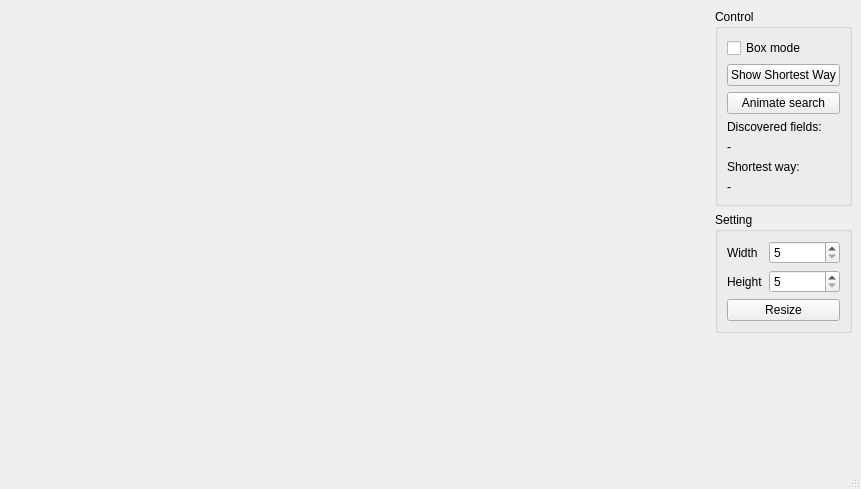
Boldeee/Nagybeadando_uj, file ProjectMunka/mainwindow.ui: the form before one commit.
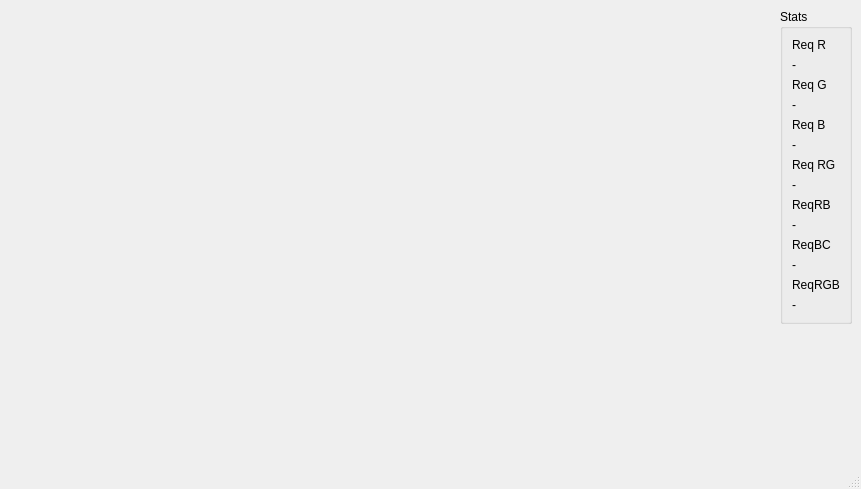
The form after the commit.

What changed in the file:
```diff
--- a/ProjectMunka/mainwindow.ui
+++ b/ProjectMunka/mainwindow.ui
@@ -83,34 +83,13 @@
       <item>
        <widget class="QGroupBox" name="groupBox">
         <property name="title">
-         <string>Control</string>
+         <string>Stats</string>
         </property>
         <layout class="QVBoxLayout" name="verticalLayout">
-         <item>
-          <widget class="QCheckBox" name="lineMode">
-           <property name="text">
-            <string>Box mode</string>
-           </property>
-          </widget>
-         </item>
-         <item>
-          <widget class="QPushButton" name="showWayButton">
-           <property name="text">
-            <string>Show Shortest Way</string>
-           </property>
-          </widget>
-         </item>
-         <item>
-          <widget class="QPushButton" name="animationButton">
-           <property name="text">
-            <string>Animate search</string>
-           </property>
-          </widget>
-         </item>
          <item>
           <widget class="QLabel" name="label_3">
            <property name="text">
-            <string>Discovered fields:</string>
+            <string>Req R</string>
            </property>
           </widget>
          </item>
@@ -127,7 +106,7 @@
          <item>
           <widget class="QLabel" name="label_4">
            <property name="text">
-            <string>Shortest way:</string>
+            <string>Req G</string>
            </property>
           </widget>
          </item>
@@ -138,57 +117,73 @@
            </property>
           </widget>
          </item>
-        </layout>
+         <item>
+          <widget class="QLabel" name="label_5">
+           <property name="text">
+            <string>Req B</string>
+           </property>
        </widget>
       </item>
       <item>
-       <widget class="QGroupBox" name="groupBox_2">
-        <property name="title">
-         <string>Setting</string>
-        </property>
-        <layout class="QVBoxLayout" name="verticalLayout_4">
+          <widget class="QLabel" name="reqB">
+           <property name="text">
+            <string>-</string>
+           </property>
+          </widget>
+         </item>
          <item>
-          <layout class="QFormLayout" name="formLayout">
-           <item row="0" column="0">
-            <widget class="QLabel" name="label">
+          <widget class="QLabel" name="label_6">
              <property name="text">
-              <string>Width</string>
+            <string>Req RG</string>
              </property>
             </widget>
            </item>
-           <item row="0" column="1">
-            <widget class="QSpinBox" name="widthBox">
-             <property name="minimum">
-              <number>5</number>
-             </property>
-             <property name="maximum">
-              <number>50</number>
+         <item>
+          <widget class="QLabel" name="reqRG">
+           <property name="text">
+            <string>-</string>
+           </property>
+          </widget>
+         </item>
+         <item>
+          <widget class="QLabel" name="label_8">
+           <property name="text">
+            <string>ReqRB</string>
              </property>
             </widget>
            </item>
-           <item row="1" column="0">
-            <widget class="QLabel" name="label_2">
+         <item>
+          <widget class="QLabel" name="reqRB">
              <property name="text">
-              <string>Height</string>
+            <string>-</string>
              </property>
             </widget>
            </item>
-           <item row="1" column="1">
-            <widget class="QSpinBox" name="heightBox">
-             <property name="minimum">
-              <number>5</number>
-             </property>
-             <property name="maximum">
-              <number>50</number>
+         <item>
+          <widget class="QLabel" name="label_10">
+           <property name="text">
+            <string>ReqBC</string>
+           </property>
+          </widget>
+         </item>
+         <item>
+          <widget class="QLabel" name="reqBC">
+           <property name="text">
+            <string>-</string>
              </property>
             </widget>
            </item>
-          </layout>
+         <item>
+          <widget class="QLabel" name="label_12">
+           <property name="text">
+            <string>ReqRGB</string>
+           </property>
+          </widget>
          </item>
          <item>
-          <widget class="QPushButton" name="resizeButton">
+          <widget class="QLabel" name="reqRGB">
            <property name="text">
-            <string>Resize</string>
+            <string>-</string>
            </property>
           </widget>
          </item>
```
Left out of the diff: 6 changed lines with no effect on the pictures. Lines whose indentation alone changed are shown as unchanged.
